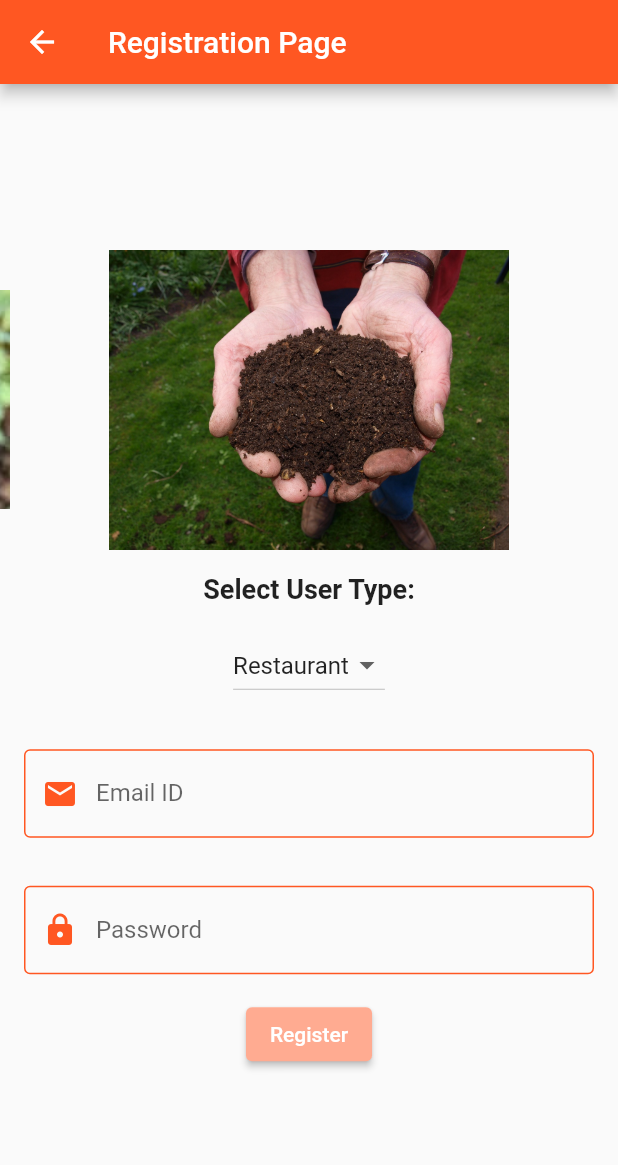
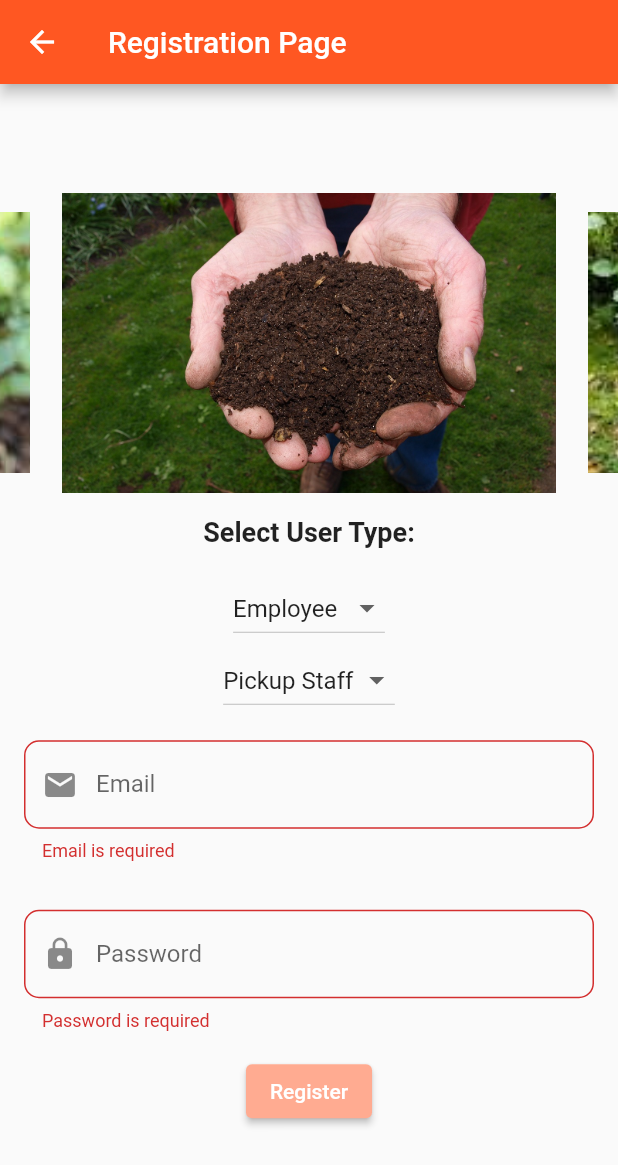
Before and after one commit to lhaseatharva/waste2wealth, a Flutter app: the RegistrationPage screen opened by its route, after a tap on "Register", on a phone screen of 412 x 824 dp. Shown: the top 1165 px of the screen. Run offline on Flutter 3.47's test engine with Material 2 defaults, Android fonts, the phone set to English and light mode, and no system bars; drawn by our look-alikes of carousel_slider; our stand-ins replace cloud_firestore, firebase_auth, firebase_core; accounts and stored records are empty.

Commit message:
Minor bug fixes

```diff
--- a/lib/RegistrationPage.dart
+++ b/lib/RegistrationPage.dart
@@ -1,8 +1,9 @@
+import 'dart:math';
+
+import 'package:carousel_slider/carousel_slider.dart';
 import 'package:flutter/material.dart';
 import 'package:firebase_auth/firebase_auth.dart';
 import 'package:cloud_firestore/cloud_firestore.dart';
-import 'package:carousel_slider/carousel_slider.dart';
-import 'dart:math';
 
 class RegistrationPage extends StatefulWidget {
   @override
@@ -14,8 +15,17 @@ class _RegistrationPageState extends State<RegistrationPage> {
   final FirebaseFirestore _firestore = FirebaseFirestore.instance;
   TextEditingController _emailController = TextEditingController();
   TextEditingController _passwordController = TextEditingController();
-  String _selectedRole = 'Restaurant';
+  String _selectedRole = 'Employee';
+  String _selectedSubCategory = 'Pickup Staff';
   bool _registrationSuccess = false;
+  final _formKey = GlobalKey<FormState>();
+
+  List<String> carouselImages = [
+    'assets/images/carousel/image_1.jpg',
+    'assets/images/carousel/image_2.jpg',
+    'assets/images/carousel/image_3.jpg',
+    'assets/images/carousel/image_4.jpg',
+  ];
 
   void _handleRoleChange(String value) {
     setState(() {
@@ -23,23 +33,20 @@ class _RegistrationPageState extends State<RegistrationPage> {
     });
   }
 
-  // Generate a unique userid
-  String _generateUniqueUserId() {
-    final String chars = 'abcdefghijklmnopqrstuvwxyz0123456789';
-    final Random random = Random();
-    final String userId = String.fromCharCodes(Iterable.generate(
-        12, (_) => chars.codeUnitAt(random.nextInt(chars.length))));
-    return userId;
+  void _handleSubCategoryChange(String value) {
+    setState(() {
+      _selectedSubCategory = value;
+    });
   }
 
-  void _showRegistrationSuccessDialog() {
-    showDialog(
+  Future<void> _showRegistrationSuccessDialog() async {
+    await showDialog(
       context: context,
       builder: (BuildContext context) {
         return AlertDialog(
           title: Text('Registration Success'),
           content: Text(
-              'You are successfully registered under the category: $_selectedRole'),
+              'You are successfully registered under the category: $_selectedRole as $_selectedSubCategory'),
           actions: [
             TextButton(
               onPressed: () {
@@ -53,6 +60,15 @@ class _RegistrationPageState extends State<RegistrationPage> {
     );
   }
 
+  // Generate a unique userid
+  String _generateUniqueUserId() {
+    final String chars = 'abcdefghijklmnopqrstuvwxyz0123456789';
+    final Random random = Random();
+    final String userId = String.fromCharCodes(Iterable.generate(
+        12, (_) => chars.codeUnitAt(random.nextInt(chars.length))));
+    return userId;
+  }
+
   @override
   Widget build(BuildContext context) {
     return Scaffold(
@@ -62,16 +78,18 @@ class _RegistrationPageState extends State<RegistrationPage> {
       ),
       body: Center(
         child: SingleChildScrollView(
+          child: Form(
+            key: _formKey,
             child: Column(
-            mainAxisAlignment: MainAxisAlignment.center,
               children: <Widget>[
                 CarouselSlider(
-                items: [
-                  Image.asset('assets/images/carousel/image_1.jpg'),
-                  Image.asset('assets/images/carousel/image_2.jpg'),
-                  Image.asset('assets/images/carousel/image_3.jpg'),
-                  Image.asset('assets/images/carousel/image_4.jpg'),
-                ],
+                  items: carouselImages.map((imagePath) {
+                    return Image.asset(
+                      imagePath,
+                      width: double.infinity,
+                      fit: BoxFit.cover,
+                    );
+                  }).toList(),
                   options: CarouselOptions(
                     height: 200.0,
                     enlargeCenterPage: true,
@@ -104,27 +122,43 @@ class _RegistrationPageState extends State<RegistrationPage> {
                     );
                   }).toList(),
                 ),
-              SizedBox(height: 16.0),
+                // Display the sub-category dropdown for the Employee role
+                if (_selectedRole == 'Employee')
+                  DropdownButton<String>(
+                    value: _selectedSubCategory,
+                    onChanged: (String? newValue) {
+                      setState(() {
+                        _selectedSubCategory = newValue!;
+                      });
+                    },
+                    items: <String>['Pickup Staff', 'Ground Staff']
+                        .map<DropdownMenuItem<String>>((String value) {
+                      return DropdownMenuItem<String>(
+                        value: value,
+                        child: Text(value),
+                      );
+                    }).toList(),
+                  ),
                 Padding(
                   padding: const EdgeInsets.all(16.0),
                   child: TextFormField(
                     controller: _emailController,
                     decoration: InputDecoration(
-                    labelText: 'Email ID',
-                    border: OutlineInputBorder(
-                      borderSide: BorderSide(color: Colors.deepOrange),
-                    ),
-                    focusedBorder: OutlineInputBorder(
-                      borderSide: BorderSide(color: Colors.deepOrange),
-                    ),
-                    enabledBorder: OutlineInputBorder(
-                      borderSide: BorderSide(color: Colors.deepOrange),
-                    ),
+                      labelText: 'Email',
                       prefixIcon: Icon(
                         Icons.email,
-                      color: Colors.deepOrange,
+                      ),
+                      border: OutlineInputBorder(
+                        // Apply the border
+                        borderRadius: BorderRadius.circular(10.0),
                       ),
                     ),
+                    validator: (value) {
+                      if (value == null || value.isEmpty) {
+                        return 'Email is required';
+                      }
+                      return null;
+                    },
                   ),
                 ),
                 Padding(
@@ -133,25 +167,26 @@ class _RegistrationPageState extends State<RegistrationPage> {
                     controller: _passwordController,
                     decoration: InputDecoration(
                       labelText: 'Password',
-                    border: OutlineInputBorder(
-                      borderSide: BorderSide(color: Colors.deepOrange),
-                    ),
-                    focusedBorder: OutlineInputBorder(
-                      borderSide: BorderSide(color: Colors.deepOrange),
-                    ),
-                    enabledBorder: OutlineInputBorder(
-                      borderSide: BorderSide(color: Colors.deepOrange),
-                    ),
                       prefixIcon: Icon(
                         Icons.lock,
-                      color: Colors.deepOrange,
+                      ),
+                      border: OutlineInputBorder(
+                        // Apply the border
+                        borderRadius: BorderRadius.circular(10.0),
                       ),
                     ),
                     obscureText: true,
+                    validator: (value) {
+                      if (value == null || value.isEmpty) {
+                        return 'Password is required';
+                      }
+                      return null;
+                    },
                   ),
                 ),
                 ElevatedButton(
                   onPressed: () async {
+                    if (_formKey.currentState!.validate()) {
                       try {
                         UserCredential userCredential =
                             await _auth.createUserWithEmailAndPassword(
@@ -166,8 +201,10 @@ class _RegistrationPageState extends State<RegistrationPage> {
                         await _firestore.collection('Users').doc(userId).set({
                           'email': _emailController.text,
                           'role': _selectedRole,
+                          'subCategory':
+                              _selectedSubCategory, // Added subCategory field
                           'userid': userId,
-                      'isAdmin': false, // Add isAdmin field and set it to false
+                          'isAdmin': false,
                           // Add additional user data as needed
                         });
 
@@ -175,9 +212,10 @@ class _RegistrationPageState extends State<RegistrationPage> {
                           _registrationSuccess = true;
                         });
 
-                    _showRegistrationSuccessDialog();
+                        await _showRegistrationSuccessDialog();
                       } catch (e) {
                         print('Error during registration: $e');
+                      }
                     }
                   },
                   style: ButtonStyle(
@@ -202,6 +240,7 @@ class _RegistrationPageState extends State<RegistrationPage> {
             ),
           ),
         ),
+      ),
     );
   }
 }
--- a/pubspec.yaml
+++ b/pubspec.yaml
@@ -31,6 +31,7 @@ dependencies:
   flutter:
     sdk: flutter
 
+  intl: ^0.18.1
   carousel_slider: ^4.2.1
 
 
```
Also changed, not shown: lib/LoginPage.dart (+11 -1 lines), lib/RestaurantDashboard.dart (+31 -4 lines), pubspec.lock. Lines whose indentation alone changed are shown as unchanged.
